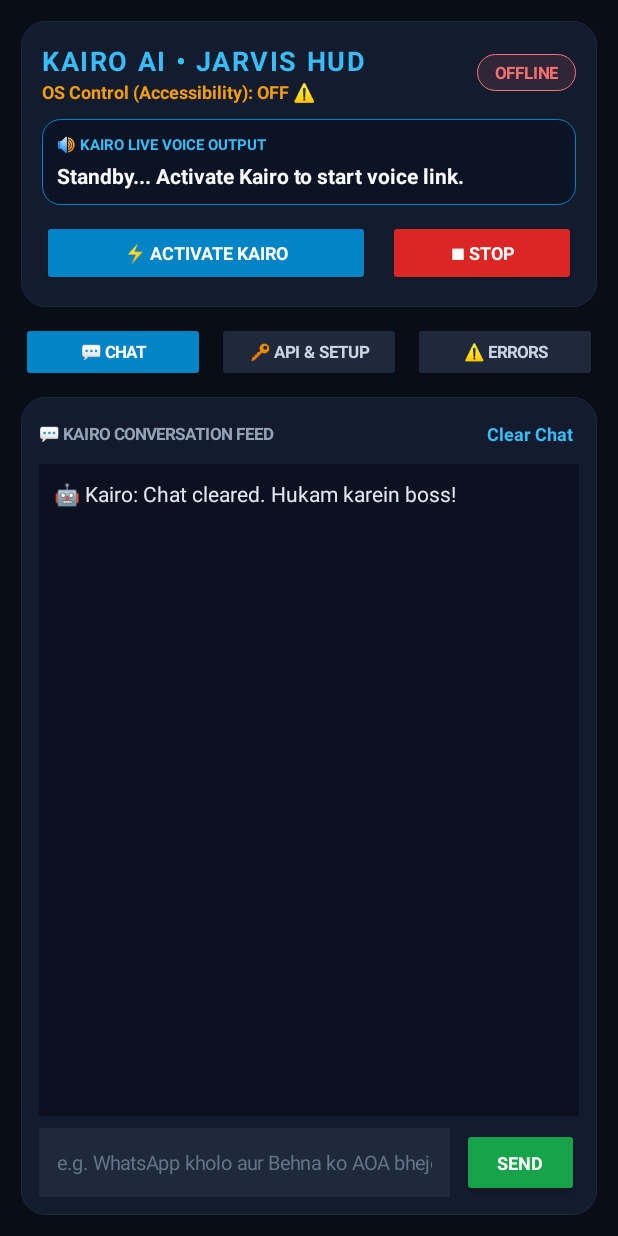
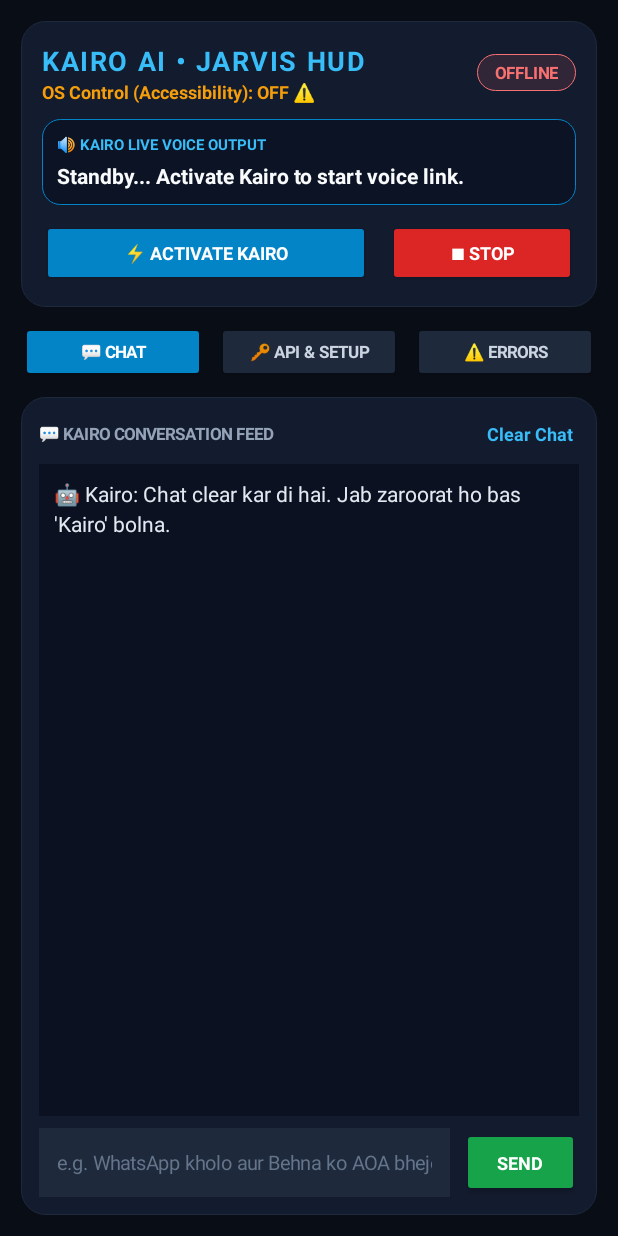
Before and after one commit to aliakbarkiller160-sudo/Kairo.ai, an Android app: the screen it shows after launch (MainActivity), after a tap on "Clear Chat", on a phone screen of 412 x 824 dp. Run offline under Robolectric (Android 15) with nearby library versions, the phone set to English and light mode, and no system bars.

Commit message:
Update MainActivity.kt

```diff
--- a/app/src/main/java/com/phoneagent/ai/MainActivity.kt
+++ b/app/src/main/java/com/phoneagent/ai/MainActivity.kt
@@ -65,7 +65,6 @@ class MainActivity : AppCompatActivity() {
     override fun onCreate(savedInstanceState: Bundle?) {
         super.onCreate(savedInstanceState)
 
-        // Build entire 4-Section JARVIS HUD programmatically (no XML edits needed!)
         setContentView(buildJarvisDashboardUI())
 
         val prefs = getSharedPreferences("agent_prefs", MODE_PRIVATE)
@@ -78,7 +77,6 @@ class MainActivity : AppCompatActivity() {
         refreshCreditsUI()
         switchTab(0)
 
-        // Service Callbacks -> Auto-route Chat vs Live Voice vs Errors
         WakeWordVoiceService.onLogUpdate = { msg -> routeServiceMessage(msg) }
         WakeWordVoiceService.onStateChange = { state -> updateAgentBadge(state) }
         WakeWordVoiceService.onCreditUsed = { _ -> refreshCreditsUI() }
@@ -291,7 +289,7 @@ class MainActivity : AppCompatActivity() {
             setTypeface(null, Typeface.BOLD)
             setPadding(dp(4), dp(4), dp(4), dp(4))
             setOnClickListener {
-                tvChatHistory.text = "🤖 Kairo: Chat cleared. Hukam karein boss!"
+                tvChatHistory.text = "🤖 Kairo: Chat clear kar di hai. Jab zaroorat ho bas 'Kairo' bolna."
             }
         }
 
@@ -309,7 +307,7 @@ class MainActivity : AppCompatActivity() {
         }
 
         tvChatHistory = TextView(this).apply {
-            text = "🤖 Kairo: Assalam-o-Alaikum Boss! Neeche command likhein ya 'Kairo' bol kar baat karein."
+            text = "🤖 Kairo: Assalam-o-Alaikum! Jab zaroorat ho bas 'Kairo' bolna, main hazir hoon."
             setTextColor(0xFFE2E8F0.toInt())
             textSize = 14f
             setLineSpacing(dp(4).toFloat(), 1f)
@@ -674,7 +672,7 @@ class MainActivity : AppCompatActivity() {
         }
 
         startKairoService(null)
-        Toast.makeText(this, "$wakeName JARVIS Mode Active!", Toast.LENGTH_SHORT).show()
+        Toast.makeText(this, "$wakeName Standby Mode Active!", Toast.LENGTH_SHORT).show()
     }
 
     private fun handleSendCommand() {
@@ -787,7 +785,7 @@ class MainActivity : AppCompatActivity() {
         if (requestCode == 101 && hasRequiredPermissions()) {
             val wakeName = etWakeName.text.toString().trim().ifEmpty { "Kairo" }
             startKairoService(null)
-            Toast.makeText(this, "$wakeName JARVIS Mode Active!", Toast.LENGTH_SHORT).show()
+            Toast.makeText(this, "$wakeName Standby Mode Active!", Toast.LENGTH_SHORT).show()
         }
     }
 
@@ -845,7 +843,7 @@ class MainActivity : AppCompatActivity() {
     override fun onResume() {
         super.onResume()
         refreshCreditsUI()
-        updateAgentBadge(if (WakeWordVoiceService.isRunning) "LISTENING (JARVIS)" else "OFFLINE")
+        updateAgentBadge(if (WakeWordVoiceService.isRunning) "STANDBY (WAKE-WORD)" else "OFFLINE")
 
         val isAccEnabled = AgentAccessibilityService.instance != null
         if (isAccEnabled) {
```
